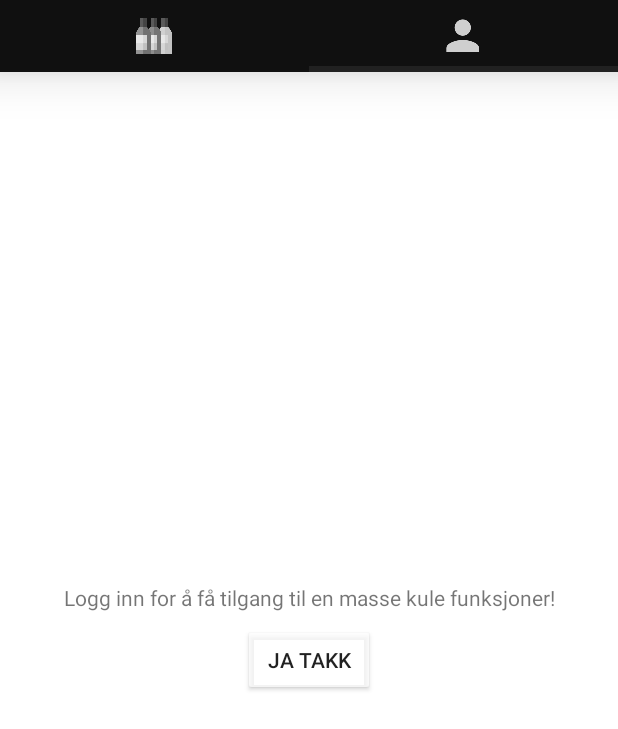
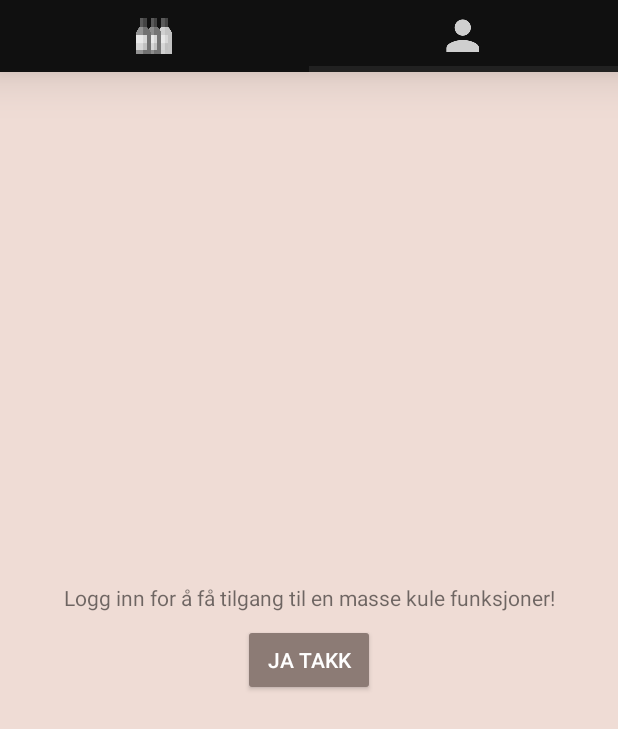
Before and after one commit to BernieBI/paafyll, an Android app: the screen it shows after launch (MainActivity), tab 2 chosen, on a phone screen of 412 x 824 dp. Shown: the top 729 px of the screen. Run offline under Robolectric (Android 15) with nearby library versions, the phone set to English and light mode, and no system bars; our stand-ins replace Firebase (no records; nobody signed in at launch, a user with empty details on screens opened directly), FlexboxLayout; libraries missing offline, so code that uses them is left out: android.arch.paging, com.firebase.ui; pictures from the network do not load; 7 statements that could not run were skipped.

Commit message:
Finishing touches on styling

```diff
--- a/app/src/main/java/no/hiof/matsl/pfyll/MainActivity.java
+++ b/app/src/main/java/no/hiof/matsl/pfyll/MainActivity.java
@@ -37,8 +37,8 @@ public class MainActivity extends AppCompatActivity  {
 
     @Override
     protected void onCreate(@Nullable Bundle savedInstanceState) {
-        CacheHandler themeGetter = new CacheHandler(this, "theme", "theme-cache");
-        setTheme(getResources().getIdentifier(themeGetter.getTheme(), "style", this.getPackageName()));
+        CacheHandler cacheHandler = new CacheHandler(this, "theme", "theme-cache");
+        setTheme(getResources().getIdentifier(cacheHandler.getTheme(), "style", this.getPackageName()));
 
         super.onCreate(savedInstanceState);
         setContentView(R.layout.activity_main);
--- a/app/src/main/java/no/hiof/matsl/pfyll/SingleProductActivity.java
+++ b/app/src/main/java/no/hiof/matsl/pfyll/SingleProductActivity.java
@@ -546,7 +546,7 @@ public class SingleProductActivity extends AppCompatActivity {
         LinearLayout.LayoutParams params = new LinearLayout.LayoutParams(LinearLayout.LayoutParams.MATCH_PARENT, LinearLayout.LayoutParams.WRAP_CONTENT);
         params.setMargins((int)(8*dpi), (int)(4*dpi), (int)(8*dpi), (int)(4*dpi));
         comment.setLayoutParams(params);
-
+        comment.setPadding((int)(8*dpi), (int)(4*dpi), (int)(8*dpi), (int)(8*dpi));
         GradientDrawable shape =  new GradientDrawable();
         shape.setCornerRadius( 8 );
         shape.setColor(getResources().getColor(R.color.brightOverlay));
@@ -589,7 +589,7 @@ public class SingleProductActivity extends AppCompatActivity {
         set.applyTo(comment);
     }
     public void createTextView(LinearLayout parent, String text, String headerText){
-        if (text.equals("") || text.equals(null) || text.contains("Øvrige"))
+        if (text.equals("") || text.contains("Øvrige"))
             return;
 
         LinearLayout listElement = new LinearLayout(this);
--- a/app/src/main/java/no/hiof/matsl/pfyll/model/FragmentLogin.java
+++ b/app/src/main/java/no/hiof/matsl/pfyll/model/FragmentLogin.java
@@ -14,6 +14,7 @@ import com.firebase.ui.auth.AuthUI;
 import java.util.Arrays;
 import java.util.List;
 
+import no.hiof.matsl.pfyll.CacheHandler;
 import no.hiof.matsl.pfyll.R;
 
 public class FragmentLogin extends Fragment {
@@ -27,7 +28,7 @@ public class FragmentLogin extends Fragment {
     @Override
     public View onCreateView(LayoutInflater inflater, ViewGroup container, Bundle savedInstanceState) {
         view = inflater.inflate(R.layout.fragment_login,container,false);
-
+        final CacheHandler cacheHandler = new CacheHandler(getContext(), "theme", "theme-cache");
         Button button = view.findViewById(R.id.loginButton);
         button.setOnClickListener(new View.OnClickListener() {
             @Override
@@ -42,7 +43,7 @@ public class FragmentLogin extends Fragment {
                                 .createSignInIntentBuilder()
                                 .setAvailableProviders(providers)
                                 .setLogo(R.drawable.logo)
-                                .setTheme(R.style.AppTheme)
+                                .setTheme(getResources().getIdentifier(cacheHandler.getTheme(), "style", getActivity().getPackageName()))
                                 .build(),
                         RC_SIGN_IN);
 
--- a/app/src/main/res/layout/fragment_login.xml
+++ b/app/src/main/res/layout/fragment_login.xml
@@ -3,7 +3,8 @@
     xmlns:app="http://schemas.android.com/apk/res-auto"
     xmlns:tools="http://schemas.android.com/tools"
     android:layout_width="match_parent"
-    android:layout_height="match_parent">
+    android:layout_height="match_parent"
+    android:background="?attr/colorSecondaryLight">
 
     <Button
         android:id="@+id/loginButton"
@@ -12,7 +13,9 @@
         android:layout_marginStart="8dp"
         android:layout_marginTop="8dp"
         android:layout_marginEnd="8dp"
+        android:backgroundTint="?attr/colorSecondaryDark"
         android:text="@string/yes_please"
+        android:textColor="?attr/colorPrimaryText"
         android:visibility="visible"
         app:layout_constraintBottom_toBottomOf="parent"
         app:layout_constraintEnd_toEndOf="parent"
--- a/app/src/main/res/layout/layout_list_userlist.xml
+++ b/app/src/main/res/layout/layout_list_userlist.xml
@@ -22,16 +22,18 @@
 
         <TextView
             android:id="@+id/list_name"
-            android:layout_width="wrap_content"
+            android:layout_width="0dp"
             android:layout_height="wrap_content"
             android:layout_margin="8dp"
             android:layout_marginStart="8dp"
             android:layout_marginTop="8dp"
+            android:layout_marginEnd="8dp"
             android:layout_marginBottom="8dp"
             android:textAlignment="textStart"
             android:textAppearance="@style/TextAppearance.AppCompat"
             android:textColor="?attr/colorPrimaryText"
             tool:layout_constraintBottom_toBottomOf="parent"
+            tool:layout_constraintEnd_toStartOf="@+id/list_count"
             tool:layout_constraintStart_toStartOf="parent"
             tool:layout_constraintTop_toTopOf="parent"
             tool:layout_constraintVertical_bias="0.523" />
--- a/app/src/main/res/values/styles.xml
+++ b/app/src/main/res/values/styles.xml
@@ -5,13 +5,13 @@
         <item name="colorPrimary">@color/white</item>
         <item name="colorPrimaryDark">@color/white</item>
         <item name="colorPrimaryLight">@color/white</item>
-        <item name="colorSecondary">@color/white</item>
+        <item name="colorSecondary">@color/darkOverlay</item>
         <item name="colorSecondaryDark">@color/white</item>
         <item name="colorSecondaryLight">@color/white</item>
         <item name="colorPrimaryText">@color/white</item>
         <item name="colorSecondaryText">@color/white</item>
         <item name="colorAccent">@color/white</item>
-        <item name="android:windowBackground">@color/white</item>
+        <item name="android:windowBackground">@color/darkOverlay</item>
         <item name="android:buttonTint">@color/white</item>
         <item name="colorButtonNormal">@color/white</item>
         <item name="colorButton">@color/white</item>
```
Also changed, not shown: app/src/main/res/layout/activity_single_product.xml (+7 -5 lines), app/src/main/res/layout/layout_list_userreview.xml (+4 -5 lines).
